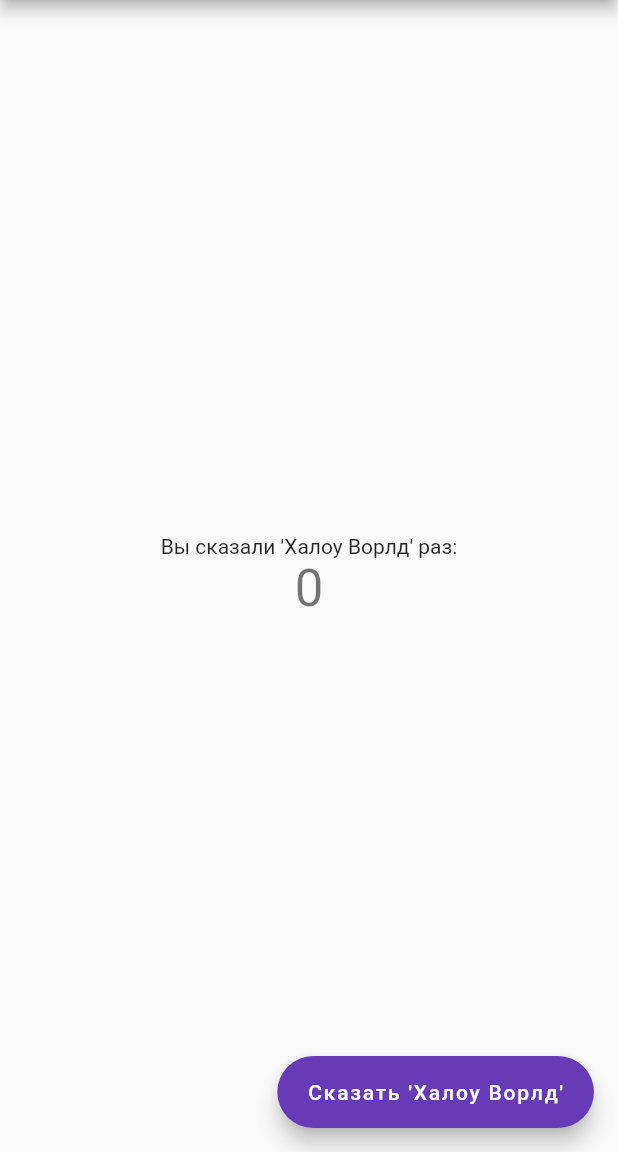
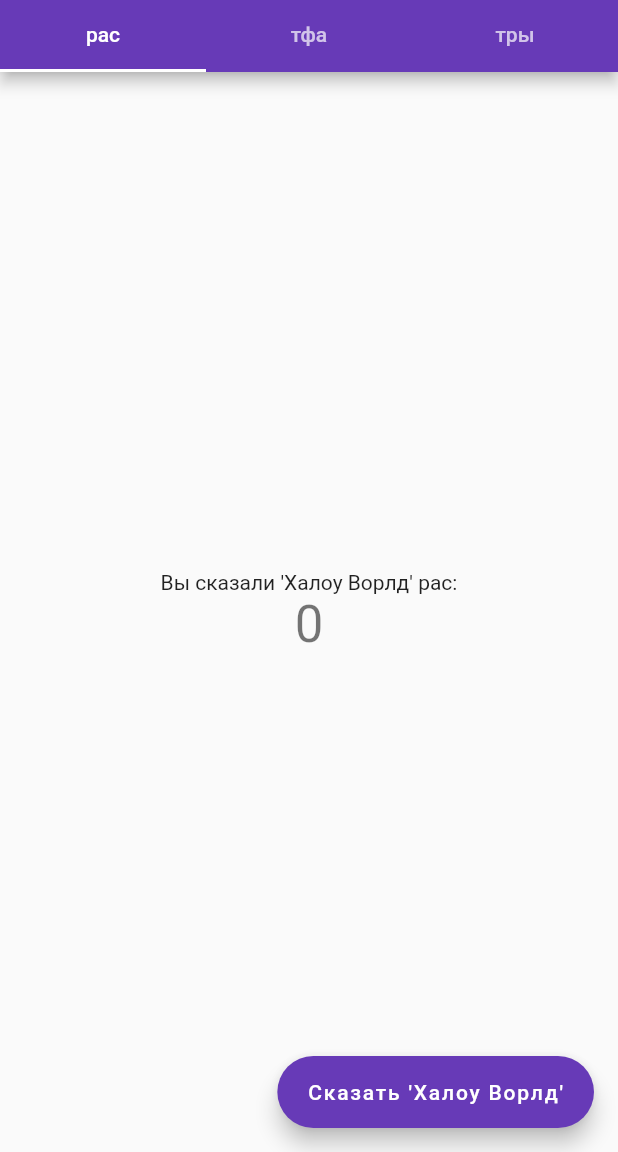
Before and after one commit to AlchemistDark/hay_stack, a Flutter app: the screen it shows after launch, on a phone screen of 412 x 824 dp, the part 84-1236 px from its top. Run offline on Flutter 3.47's test engine with Material 2 defaults, Android fonts, the phone set to English and light mode, and no system bars; missing offline and left inert: haystack, haystack_client.

Commit message:
Added TabBar.

```diff
--- a/lib/main.dart
+++ b/lib/main.dart
@@ -58,19 +58,40 @@ class _MyHomePageState extends State<MyHomePage> {
 
   @override
   Widget build(BuildContext context) {
-    return Scaffold(
+    return DefaultTabController(
+      length: 3,
+      child: Scaffold(
         appBar: AppBar(
+          bottom: TabBar(
+            tabs: [
+              Tab(text: "рас"),
+              Tab(text: "тфа"),
+              Tab(text: "тры"),
+            ],
+          ),
         // Here we take the value from the MyHomePage object that was created by
         // the App.build method, and use it to set our appbar title.
           title: Text(widget.title),
         ),
-      body: Center(
+        body: TabBarView(
+          children: [
+            Center(
               child: Column(
                 mainAxisAlignment: MainAxisAlignment.center,
                 children: <Widget>[
+                  Text("Вы сказали 'Халоу Ворлд' раc:"),
                   Text(
-              "Вы сказали 'Халоу Ворлд' раз:",
+                   '$_counter',
+                   style: Theme.of(context).textTheme.headline4
+                  )
+                ]
+              )
             ),
+            Center(
+              child: Column(
+                mainAxisAlignment: MainAxisAlignment.center,
+                children: <Widget>[
+                  Text("Вы сказали 'Халоу Ворлд' тфа:"),
                   Text(
                     '$_counter',
                     style: Theme.of(context).textTheme.headline4,
@@ -78,11 +99,26 @@ class _MyHomePageState extends State<MyHomePage> {
                 ],
               ),
             ),
+            Center(
+              child: Column(
+                mainAxisAlignment: MainAxisAlignment.center,
+                children: <Widget>[
+                  Text("Вы сказали 'Халоу Ворлд' тры:"),
+                  Text(
+                    '$_counter',
+                    style: Theme.of(context).textTheme.headline4,
+                  ),
+                ],
+              ),
+            )
+          ]
+        ),
         floatingActionButton: FloatingActionButton.extended(
           onPressed: _incrementCounter,
           tooltip: 'Increment',
           label: Text("Сказать 'Халоу Ворлд'"),
         ),
+      )
     );
   }
 }
```
Lines whose indentation alone changed are shown as unchanged.
